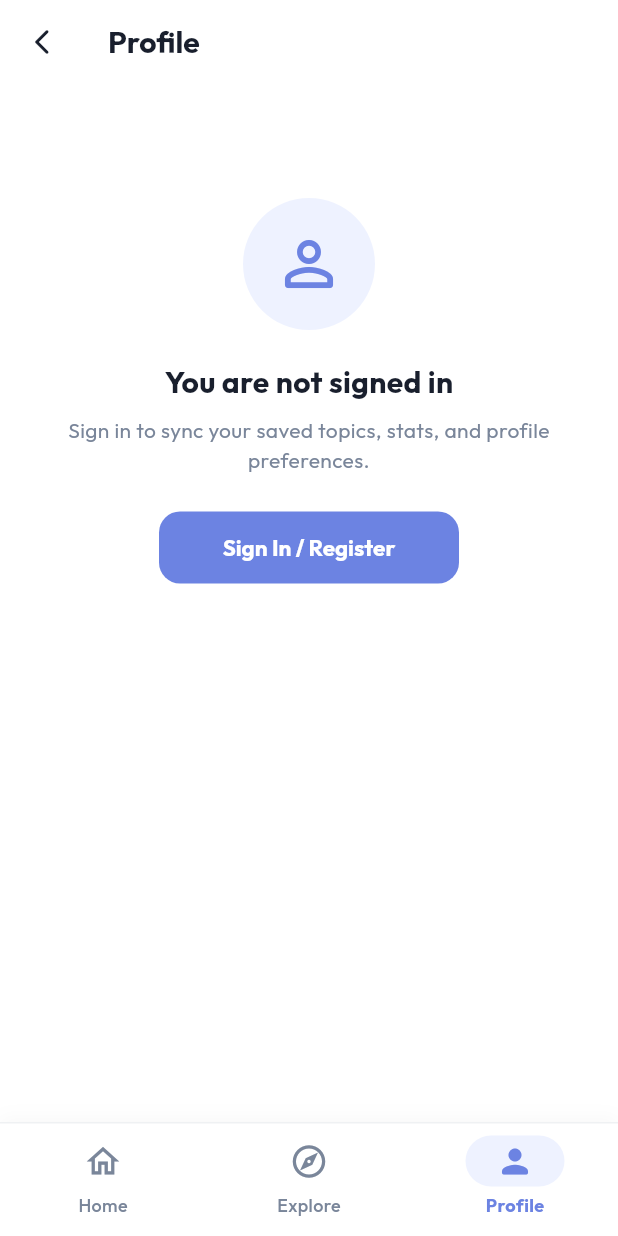
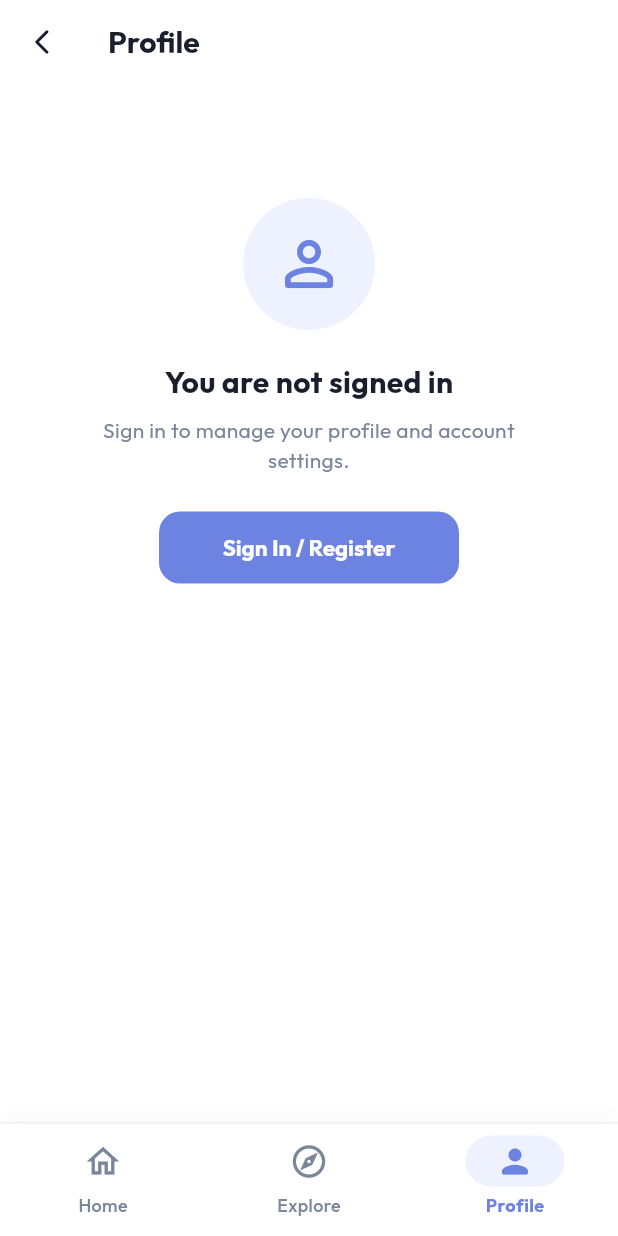
Before and after one commit to adnanmahmud0/kurius, a Flutter app: the ProfileView screen opened by its route, on a phone screen of 412 x 824 dp. Run offline on Flutter 3.47's test engine with Material 3 defaults, Android fonts, the phone set to English and light mode, and no system bars; our stand-ins replace connectivity_plus, dio, get, google_fonts, image_picker, shared_preferences and 1 more; accounts and stored records are empty; network calls fail.

Commit message:
feat(profile): hide saved facts, learning history, preferences, and stats section

```diff
--- a/apps/app/lib/features/user/profile/views/profile_view.dart
+++ b/apps/app/lib/features/user/profile/views/profile_view.dart
@@ -78,7 +78,7 @@ class ProfileView extends GetView<ProfileController> {
                         ),
                         const SizedBox(height: 8),
                         Text(
-                          'Sign in to sync your saved topics, stats, and profile preferences.',
+                          'Sign in to manage your profile and account settings.',
                           textAlign: TextAlign.center,
                           style: GoogleFonts.outfit(
                             fontSize: 14,
@@ -271,28 +271,6 @@ class ProfileView extends GetView<ProfileController> {
 
                   const SizedBox(height: 28),
 
-                  // Stats Row with 0 default numbers
-                  Container(
-                    padding: const EdgeInsets.symmetric(vertical: 18, horizontal: 20),
-                    decoration: BoxDecoration(
-                      color: AppColors.cardBackground,
-                      borderRadius: BorderRadius.circular(20),
-                      border: Border.all(color: AppColors.cardBorder),
-                    ),
-                    child: Row(
-                      mainAxisAlignment: MainAxisAlignment.spaceAround,
-                      children: [
-                        _buildStatItem('Topics', controller.topicsCount.value.toString()),
-                        Container(height: 36, width: 1, color: AppColors.cardBorder),
-                        _buildStatItem('Videos', controller.videosCount.value.toString()),
-                        Container(height: 36, width: 1, color: AppColors.cardBorder),
-                        _buildStatItem('Points', controller.pointsCount.value.toString()),
-                      ],
-                    ),
-                  ),
-
-                  const SizedBox(height: 28),
-
                   // Edit Profile Card
                   _buildMenuItem(
                     icon: Icons.person_outline_rounded,
@@ -309,31 +287,7 @@ class ProfileView extends GetView<ProfileController> {
                     onTap: () => Get.toNamed(AppRoutes.changePassword),
                   ),
 
-                  // Saved Videos
-                  _buildMenuItem(
-                    icon: Icons.bookmark_border_rounded,
-                    title: 'Saved Facts & Videos',
-                    subtitle: 'View or remove saved videos',
-                    onTap: () => Get.toNamed(AppRoutes.savedVideos),
-                  ),
-
-                  // Learning History
-                  _buildMenuItem(
-                    icon: Icons.history_rounded,
-                    title: 'Learning History',
-                    subtitle: 'View or clear watched history',
-                    onTap: () => Get.toNamed(AppRoutes.learningHistory),
-                  ),
-
-                  // Preferences & Notifications
-                  _buildMenuItem(
-                    icon: Icons.tune_rounded,
-                    title: 'Preferences & Notifications',
-                    subtitle: 'Manage alerts, autoplay & digests',
-                    onTap: () => Get.toNamed(AppRoutes.preferences),
-                  ),
-
-                  const SizedBox(height: 20),
+                  const SizedBox(height: 24),
 
                   // Logout Button
                   SizedBox(
@@ -439,30 +393,6 @@ class ProfileView extends GetView<ProfileController> {
     );
   }
 
-  Widget _buildStatItem(String label, String value) {
-    return Column(
-      children: [
-        Text(
-          value,
-          style: GoogleFonts.outfit(
-            fontSize: 20,
-            fontWeight: FontWeight.w800,
-            color: AppColors.primary,
-          ),
-        ),
-        const SizedBox(height: 2),
-        Text(
-          label,
-          style: GoogleFonts.outfit(
-            fontSize: 13,
-            color: AppColors.textSecondary,
-            fontWeight: FontWeight.w500,
-          ),
-        ),
-      ],
-    );
-  }
-
   Widget _buildMenuItem({
     required IconData icon,
     required String title,
```
